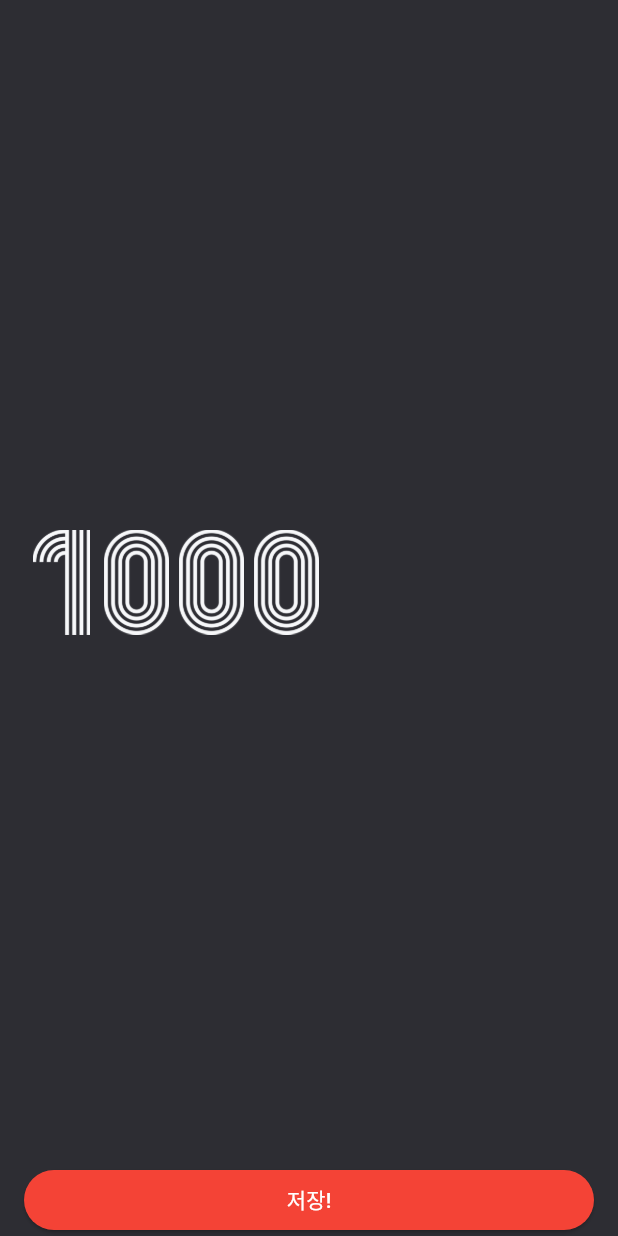
After one commit to Yochan1101/random_number_generator, a Flutter app: the SettingScreen screen opened directly, on a phone screen of 412 x 824 dp. The commit adds this screen. Run offline on Flutter 3.47's test engine with Material 3 defaults, Android fonts, the phone set to English and light mode, and no system bars.

Commit message:
feat: 공통 컴포넌트 추가

```diff
--- /dev/null
+++ b/lib/components/number_to_image.dart
@@ -0,0 +1,23 @@
+import 'package:flutter/material.dart';
+
+class NumberToImage extends StatelessWidget {
+  final int number;
+  const NumberToImage({super.key, required this.number});
+
+  @override
+  Widget build(BuildContext context) {
+    return Row(
+      children: number
+          .toString()
+          .split('')
+          .map(
+            (num) => Image.asset(
+              'asset/img/$num.png',
+              width: 50,
+              height: 70,
+            ),
+          )
+          .toList(),
+    );
+  }
+}
```
Also changed, not shown: lib/screen/home_screen.dart (+2 -14 lines), lib/screen/setting_screen.dart (+4 -15 lines).
